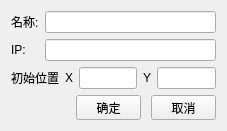
Qt form UAVManage/adddevicedialog.ui (gessd/UAVManage) before a commit.
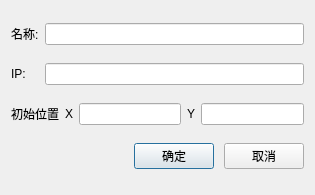
The same form after that commit.

Commit message: 界面样式

The edit to the form file:
```diff
--- a/UAVManage/adddevicedialog.ui
+++ b/UAVManage/adddevicedialog.ui
@@ -6,8 +6,8 @@
    <rect>
     <x>0</x>
     <y>0</y>
-    <width>227</width>
-    <height>125</height>
+    <width>315</width>
+    <height>195</height>
    </rect>
   </property>
   <property name="windowTitle">
@@ -84,7 +84,7 @@
       </spacer>
      </item>
      <item>
-      <widget class="QToolButton" name="btnOK">
+      <widget class="QPushButton" name="btnOK">
        <property name="minimumSize">
         <size>
          <width>65</width>
@@ -97,7 +97,7 @@
       </widget>
      </item>
      <item>
-      <widget class="QToolButton" name="btnCancel">
+      <widget class="QPushButton" name="btnCancel">
        <property name="minimumSize">
         <size>
          <width>65</width>
```
The commit also changes 3 other files.
